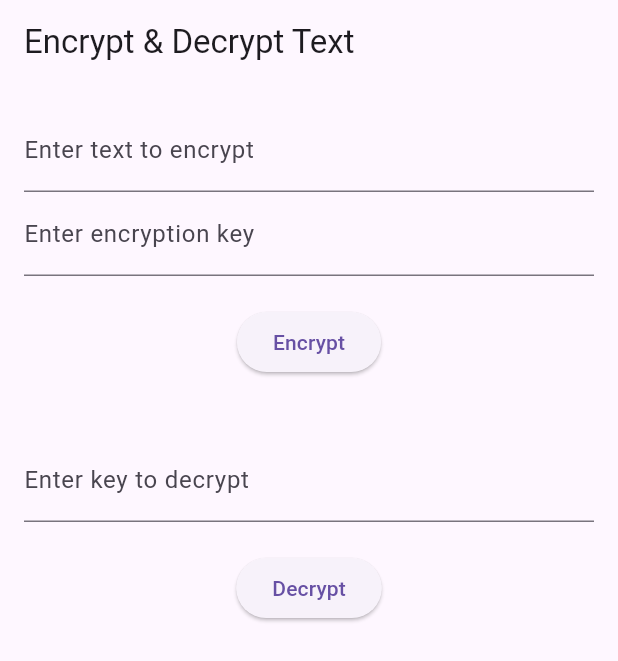
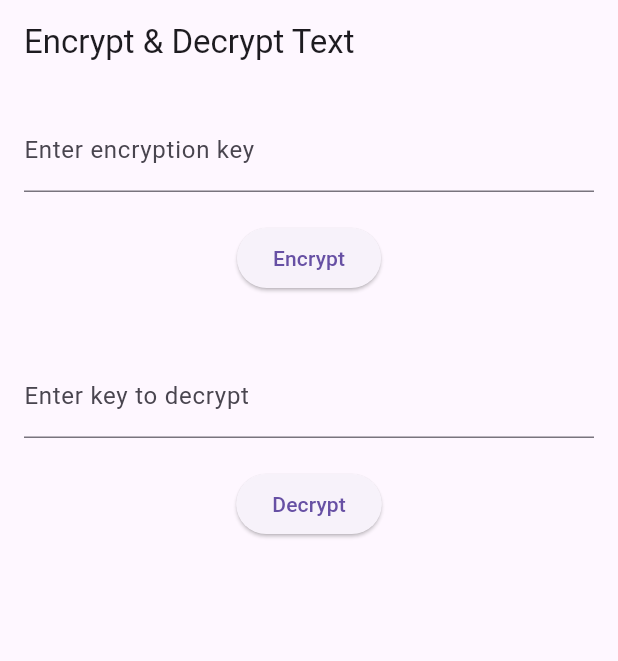
Before and after one commit to Sujeeth021/sih-aadhaar-flutter, a Flutter app: the screen it shows after launch, on a phone screen of 412 x 824 dp. Shown: the top 661 px of the screen. Run offline on Flutter 3.47's test engine with Material 3 defaults, Android fonts, the phone set to English and light mode, and no system bars.

Commit message:
added ui

```diff
--- a/lib/main.dart
+++ b/lib/main.dart
@@ -49,10 +49,6 @@ class _EncryptionScreenState extends State<EncryptionScreen> {
         child: Column(
           children: <Widget>[
             TextField(
-              controller: _inputController,
-              decoration: InputDecoration(labelText: 'Enter text to encrypt'),
-            ),
-            TextField(
               controller: _keyController,
               decoration: InputDecoration(labelText: 'Enter encryption key'),
             ),
```
